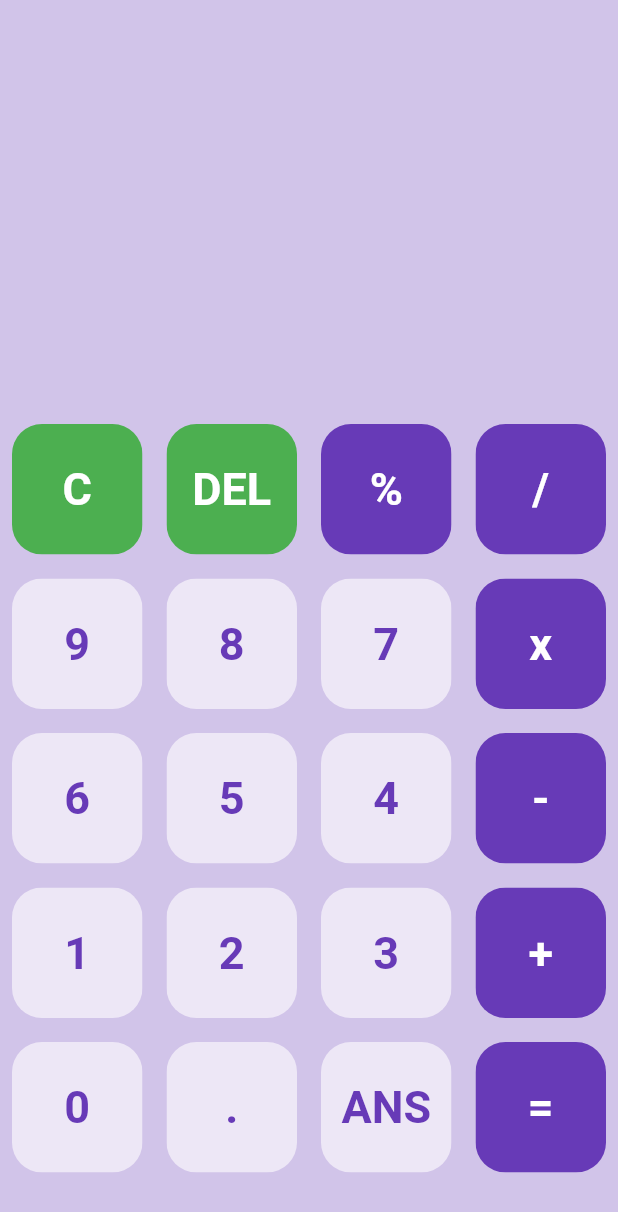
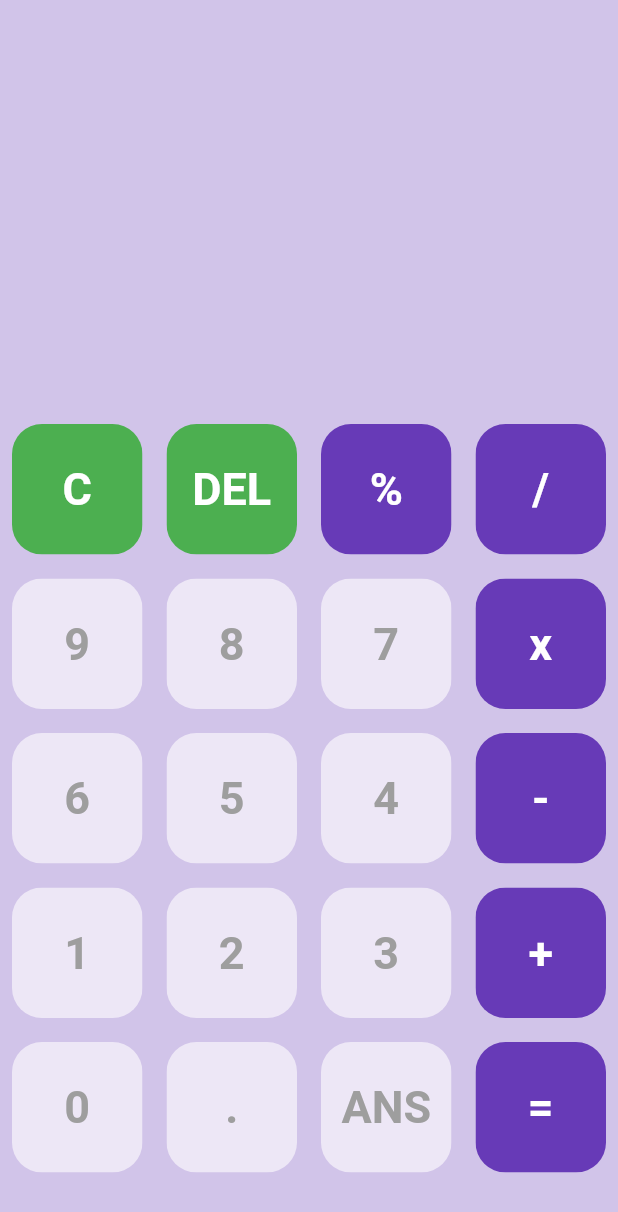
Before and after one commit to tinashemahwenda/calculator, a Flutter app: the screen it shows after launch, on a phone screen of 412 x 824 dp. Shown: the top 1212 px of the screen. Run offline on Flutter 3.47's test engine with Material 2 defaults, Android fonts, the phone set to English and light mode, and no system bars.

Commit message:
Update main.dart

```diff
--- a/calc/lib/main.dart
+++ b/calc/lib/main.dart
@@ -76,7 +76,7 @@ class _HomePageState extends State<HomePage> {
                               buttons[index],
                               isOperator(buttons[index])
                                   ? Colors.white
-                                  : Colors.deepPurple);
+                                  : Colors.grey);
                         }
                       })))
         ],
```
